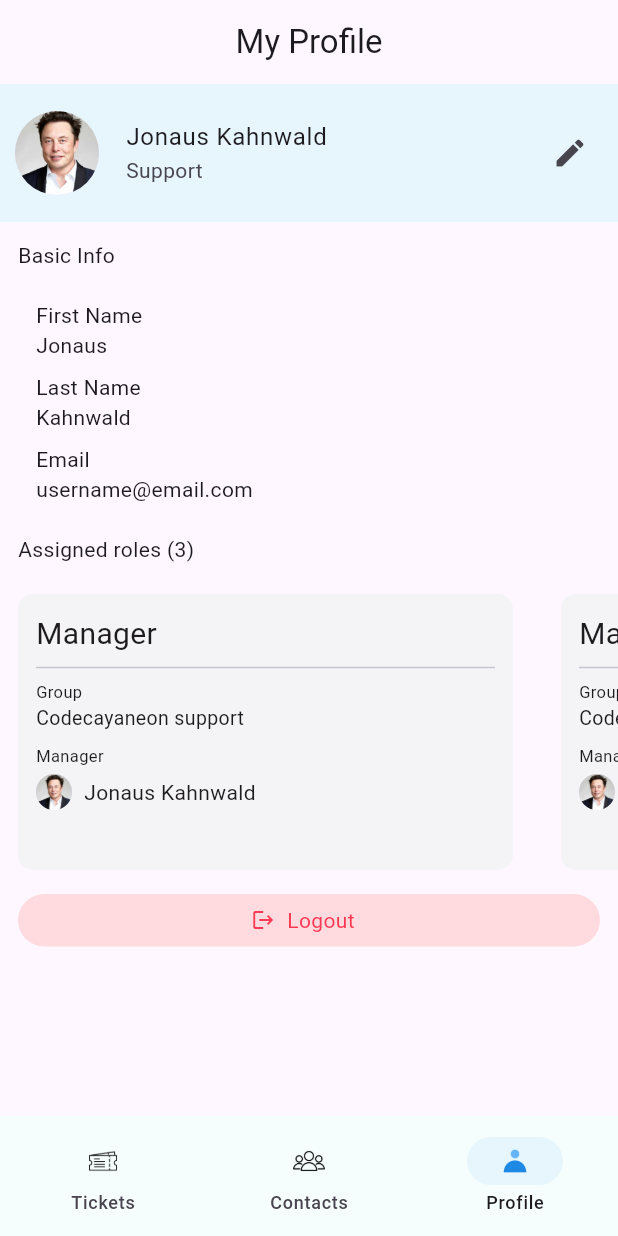
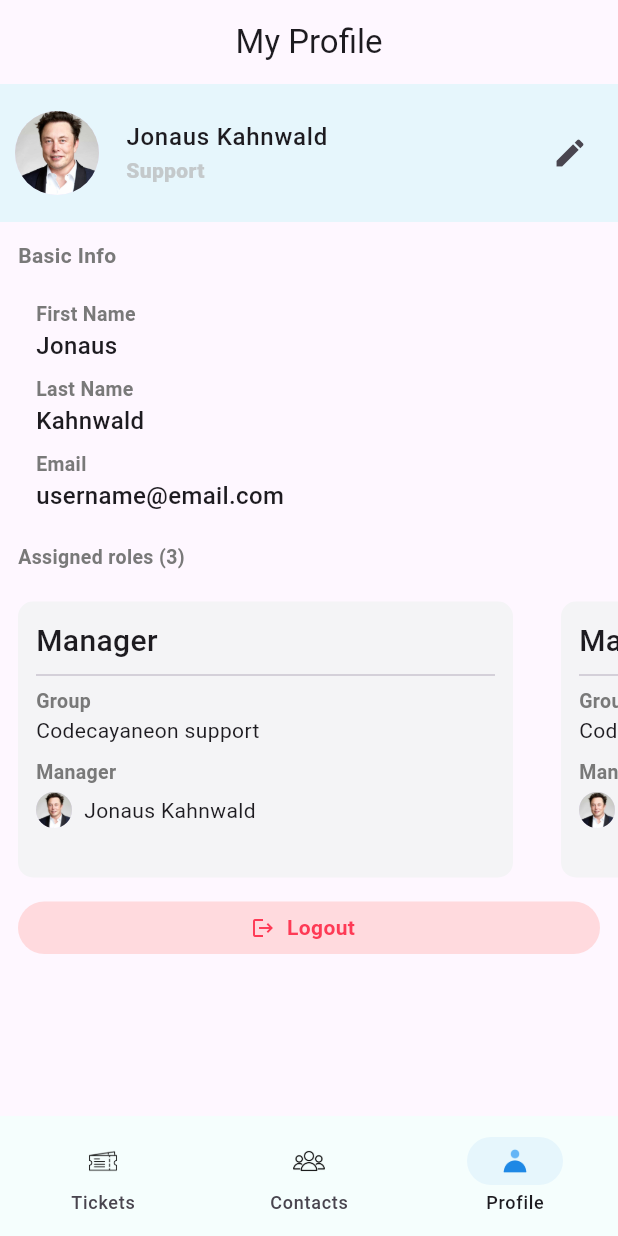
Before and after one commit to rakibk55w/M360ICT_ticket, a Flutter app: the screen it shows after launch, item 3 of the bottom bar chosen, after a tap on the "edit" icon, on a phone screen of 412 x 824 dp. Run offline on Flutter 3.47's test engine with Material 3 defaults, Android fonts, the phone set to English and light mode, and no system bars; our stand-ins replace get.

Commit message:
Completed UI section of the app

```diff
--- a/lib/common/utils/colors.dart
+++ b/lib/common/utils/colors.dart
@@ -51,6 +51,27 @@ class AppColors{
   /// - Logout text color
   static const Color logoutTextColor = Color(0xFFFE3A55);
 
+  /// - Ticket ID text color
+  static const Color idTextColor = Color(0xFFBBBBBB);
+
+  /// - Ticket name text color
+  static const Color ticketNameTextColor = Color(0xFF797979);
+
+  /// - Ticket priority text color
+  static const Color ticketPriorityTextColor = Color(0xFF858585);
+
+  /// - Filter options text color
+  static const Color filterOptionsTextColor = Color(0xFF444776);
+
+  /// - Searchbar hint text color
+  static const Color searchbarHintTextColor = Color(0xFF8A8A8B);
+
+  /// - Profile tile role text color
+  static const Color roleTextColor = Color(0xFFC4C9CB);
+
+  /// - Profile info text color
+  static const Color infoTextColor = Color(0xFFBDBDBD);
+
   static const Color error = Color(0xFFD32F2F);
   static const Color success = Color(0xFF388E3C);
   static const Color warning = Color(0xFFF57C00);
--- a/lib/common/widgets/appbar.dart
+++ b/lib/common/widgets/appbar.dart
@@ -26,8 +26,8 @@ class CustomAppbar extends StatelessWidget implements PreferredSizeWidget {
               onPressed: () => Get.back(),
               icon: Image.asset(
                 'assets/icons/close.png',
-                height: 16,
-                width: 16,
+                height: 13,
+                width: 13,
               ),
             )
           : null,
--- a/lib/common/widgets/searchbar.dart
+++ b/lib/common/widgets/searchbar.dart
@@ -15,6 +15,7 @@ class CustomSearchbar extends StatelessWidget {
         contentPadding: const EdgeInsets.symmetric(horizontal: 6),
         prefixIcon: const Icon(Icons.search),
         hintText: hintText,
+        hintStyle: const TextStyle(color: AppColors.searchbarHintTextColor, fontWeight: FontWeight.w500),
         border: OutlineInputBorder(
           borderRadius: BorderRadius.circular(30),
           borderSide: BorderSide.none,
--- a/lib/common/widgets/summary_dashboard.dart
+++ b/lib/common/widgets/summary_dashboard.dart
@@ -1,5 +1,6 @@
 import 'package:flutter/material.dart';
 import 'package:get/get.dart';
+import 'package:m360ict/common/utils/colors.dart';
 import 'package:m360ict/features/tickets/screens/filter_screen.dart';
 
 class SummaryDashboard extends StatelessWidget {
@@ -21,7 +22,7 @@ class SummaryDashboard extends StatelessWidget {
       child: Row(
         mainAxisAlignment: MainAxisAlignment.spaceBetween,
         children: [
-          Text(dashboardText),
+          Text(dashboardText, style: const TextStyle(color: AppColors.ticketNameTextColor, fontWeight: FontWeight.w500, fontSize: 13)),
           showFilter
               ? IconButton(
                   onPressed: () => Get.to(() => const FilterScreen()),
--- a/lib/features/contacts/screens/contacts_screen.dart
+++ b/lib/features/contacts/screens/contacts_screen.dart
@@ -38,7 +38,7 @@ class ContactsScreen extends StatelessWidget {
                 separatorBuilder: (context, index) => const SizedBox(height: 10),
                 itemBuilder: (context, index) => const ContactCard(
                   contactImage: 'assets/images/elon_musk.jpg',
-                  contactName: 'Elon Musk',
+                  contactName: 'Michale Kahnwald',
                   contactEmail: 'michel@email.com',
                   contactPhone: '+12 34 56 78 90',
                   contactAddress: '12A, Lillistrom, Norway',
--- a/lib/features/contacts/screens/widgets/contact_card.dart
+++ b/lib/features/contacts/screens/widgets/contact_card.dart
@@ -39,7 +39,7 @@ class ContactCard extends StatelessWidget {
               const SizedBox(width: 8),
 
               /// - User name
-              Text(contactName),
+              Text(contactName, style: const TextStyle(fontWeight: FontWeight.w500, fontSize: 16)),
               const Spacer(),
 
               /// - More options
@@ -70,7 +70,7 @@ class ContactCard extends StatelessWidget {
             children: [
               const Icon(Icons.email_outlined, size: 15),
               const SizedBox(width: 4),
-              Text(contactEmail),
+              Text(contactEmail, style: const TextStyle(color: AppColors.ticketNameTextColor)),
             ],
           ),
 
@@ -79,7 +79,7 @@ class ContactCard extends StatelessWidget {
             children: [
               const Icon(Icons.wifi_calling_3_outlined, size: 15),
               const SizedBox(width: 4),
-              Text(contactPhone),
+              Text(contactPhone, style: const TextStyle(color: AppColors.ticketNameTextColor)),
             ],
           ),
 
@@ -88,7 +88,7 @@ class ContactCard extends StatelessWidget {
             children: [
               const Icon(Icons.location_on_outlined, size: 15),
               const SizedBox(width: 4),
-              Text(contactAddress ?? 'Not added yet'),
+              Text(contactAddress ?? 'Not added yet', style: const TextStyle(color: AppColors.ticketNameTextColor)),
             ],
           ),
         ],
--- a/lib/features/profile/screens/profile_screen.dart
+++ b/lib/features/profile/screens/profile_screen.dart
@@ -26,7 +26,7 @@ class ProfileScreen extends StatelessWidget {
           /// - Basic info heading text
           Padding(
             padding: const EdgeInsets.all(12.0),
-            child: const Text('Basic Info'),
+            child: const Text('Basic Info', style: TextStyle(color: AppColors.ticketNameTextColor, fontWeight: FontWeight.w600),),
           ),
 
           /// - User details
@@ -35,14 +35,14 @@ class ProfileScreen extends StatelessWidget {
             child: Column(
               crossAxisAlignment: CrossAxisAlignment.start,
               children: [
-                const Text('First Name'),
-                const Text('Jonaus'),
+                const Text('First Name', style: TextStyle(color: AppColors.ticketNameTextColor, fontWeight: FontWeight.w600, fontSize: 13),),
+                const Text('Jonaus', style: TextStyle(fontWeight: FontWeight.w500, fontSize: 16)),
                 const SizedBox(height: 8),
-                const Text('Last Name'),
-                const Text('Kahnwald'),
+                const Text('Last Name', style: TextStyle(color: AppColors.ticketNameTextColor, fontWeight: FontWeight.w600, fontSize: 13)),
+                const Text('Kahnwald', style: TextStyle(fontWeight: FontWeight.w500, fontSize: 16)),
                 const SizedBox(height: 8),
-                const Text('Email'),
-                const Text('username@email.com'),
+                const Text('Email', style: TextStyle(color: AppColors.ticketNameTextColor, fontWeight: FontWeight.w600, fontSize: 13)),
+                const Text('username@email.com', style: TextStyle(fontWeight: FontWeight.w500, fontSize: 16)),
               ],
             ),
           ),
@@ -50,7 +50,7 @@ class ProfileScreen extends StatelessWidget {
           /// - Basic info heading text
           Padding(
             padding: const EdgeInsets.all(12.0),
-            child: const Text('Assigned roles (3)'),
+            child: const Text('Assigned roles (3)', style: TextStyle(color: AppColors.ticketNameTextColor, fontWeight: FontWeight.w600, fontSize: 13)),
           ),
 
           /// - List of roles
@@ -89,7 +89,7 @@ class ProfileScreen extends StatelessWidget {
                   children: [
                     const Icon(Icons.logout, size: 16, color: AppColors.logoutTextColor,),
                     const SizedBox(width: 8,),
-                    const Text('Logout', style: TextStyle(color: AppColors.logoutTextColor)),
+                    const Text('Logout', style: TextStyle(color: AppColors.logoutTextColor, fontWeight: FontWeight.w600)),
                   ],
                 ),
               ),
--- a/lib/features/profile/screens/widgets/profile_tile.dart
+++ b/lib/features/profile/screens/widgets/profile_tile.dart
@@ -16,15 +16,15 @@ class ProfileTile extends StatelessWidget {
   @override
   Widget build(BuildContext context) {
     return ListTile(
-      title: Text(profileName),
-      subtitle: Text(profileRole),
+      title: Text(profileName, style: const TextStyle(fontWeight: FontWeight.w500, fontSize: 16)),
+      subtitle: Text(profileRole, style: const TextStyle(color: AppColors.roleTextColor, fontWeight: FontWeight.w800),),
       leading: CircleAvatar(
         radius: 30,
         backgroundImage: AssetImage(profileImage),
       ),
-      trailing: IconButton(onPressed: () {}, icon: Icon(Icons.edit)),
+      trailing: IconButton(onPressed: () {}, icon: const Icon(Icons.edit)),
       tileColor: AppColors.profileTileColor,
-      contentPadding: EdgeInsets.symmetric(vertical: 10, horizontal: 8),
+      contentPadding: const EdgeInsets.symmetric(vertical: 10, horizontal: 8),
     );
   }
 }
--- a/lib/features/profile/screens/widgets/user_role_card.dart
+++ b/lib/features/profile/screens/widgets/user_role_card.dart
@@ -31,12 +31,12 @@ class UserRoleCard extends StatelessWidget {
           child: Column(
             crossAxisAlignment: CrossAxisAlignment.start,
             children: [
-              Text(headingRole, style: const TextStyle(fontSize: 20)),
+              Text(headingRole, style: const TextStyle(fontSize: 20, fontWeight: FontWeight.w500)),
               const Divider(),
-              const Text('Group', style: TextStyle(fontSize: 11)),
-              Text(groupName, style: const TextStyle(fontSize: 13)),
+              const Text('Group', style: TextStyle(color: AppColors.ticketNameTextColor, fontWeight: FontWeight.w600, fontSize: 13)),
+              Text(groupName, style: const TextStyle(fontSize: 14, fontWeight: FontWeight.w400)),
               SizedBox(height: 8),
-              const Text('Manager', style: TextStyle(fontSize: 11)),
+              const Text('Manager', style: TextStyle(color: AppColors.ticketNameTextColor, fontWeight: FontWeight.w600, fontSize: 13)),
               const SizedBox(height: 4),
               Row(
                 children: [
@@ -45,7 +45,7 @@ class UserRoleCard extends StatelessWidget {
                     radius: 12,
                   ),
                   const SizedBox(width: 8),
-                  Text(managerName),
+                  Text(managerName, style: const TextStyle(fontSize: 14, fontWeight: FontWeight.w400)),
                 ],
               ),
             ],
--- a/lib/features/tickets/screens/filter_screen.dart
+++ b/lib/features/tickets/screens/filter_screen.dart
@@ -21,7 +21,7 @@ class FilterScreen extends StatelessWidget {
     return Scaffold(
       /// - Appbar
       appBar: CustomAppbar(
-        title: const Text('Filters', style: TextStyle(fontSize: 16)),
+        title: const Text('Filters', style: TextStyle(fontSize: 16, fontWeight: FontWeight.w500)),
         showBackArrow: true,
 
         /// - Apply button
@@ -38,7 +38,7 @@ class FilterScreen extends StatelessWidget {
           crossAxisAlignment: CrossAxisAlignment.start,
           children: [
             /// - Status heading text
-            const Column(children: [Text('Status')]),
+            const Column(children: [Text('Status', style: TextStyle(fontWeight: FontWeight.w500, fontSize: 15))]),
 
             /// - Status options
             FilterStatusOptions(options: options, selectedIndex: selectedIndex),
@@ -49,7 +49,7 @@ class FilterScreen extends StatelessWidget {
             const SizedBox(height: 8),
 
             /// - Tags heading text
-            const Text('Tags'),
+            const Text('Tags', style: TextStyle(fontWeight: FontWeight.w500, fontSize: 14)),
             const SizedBox(height: 8),
 
             /// - Search bar
--- a/lib/features/tickets/screens/tickets_screen.dart
+++ b/lib/features/tickets/screens/tickets_screen.dart
@@ -10,8 +10,8 @@ class TicketsScreen extends StatelessWidget {
   @override
   Widget build(BuildContext context) {
     return Scaffold(
-      appBar: const CustomAppbar(
-        title: Text('M360ICT'),
+      appBar:  CustomAppbar(
+        title: Text('M360ICT', style: TextStyle(fontWeight: FontWeight.w400)),
         actions: [NotificationWithCounter()],
       ),
       body: SingleChildScrollView(
--- a/lib/features/tickets/screens/widgets/filter_status.dart
+++ b/lib/features/tickets/screens/widgets/filter_status.dart
@@ -26,7 +26,7 @@ class FilterStatus extends StatelessWidget {
             color: chipBackgroundColor,
           ),
           child: Center(
-            child: Text(filterTitle, style: TextStyle(color: chipTextColor)),
+            child: Text(filterTitle, style: TextStyle(color: chipTextColor, fontWeight: FontWeight.w600)),
           ),
         ),
       ],
--- a/lib/features/tickets/screens/widgets/filter_status_options.dart
+++ b/lib/features/tickets/screens/widgets/filter_status_options.dart
@@ -1,4 +1,5 @@
 import 'package:flutter/material.dart';
+import 'package:m360ict/common/utils/colors.dart';
 
 class FilterStatusOptions extends StatelessWidget {
   const FilterStatusOptions({
@@ -22,6 +23,7 @@ class FilterStatusOptions extends StatelessWidget {
               Transform.scale(
                 scale: 0.8,
                 child: Checkbox(
+                  visualDensity: VisualDensity.compact,
                   value: selectedIndex == index,
                   onChanged: (_) {},
                   activeColor: Colors.blue,
@@ -30,8 +32,7 @@ class FilterStatusOptions extends StatelessWidget {
                   ),
                 ),
               ),
-              const SizedBox(width: 4),
-              Text(options[index]),
+              Text(options[index], style: const TextStyle(color: AppColors.filterOptionsTextColor, fontWeight: FontWeight.w400),),
             ],
           ),
         );
--- a/lib/features/tickets/screens/widgets/priority_dropdown.dart
+++ b/lib/features/tickets/screens/widgets/priority_dropdown.dart
@@ -13,7 +13,7 @@ class PriorityDropdown extends StatelessWidget {
     return Column(
       crossAxisAlignment: CrossAxisAlignment.start,
       children: [
-        const Text('Priority'),
+        const Text('Priority', style: TextStyle(fontWeight: FontWeight.w500, fontSize: 14)),
         const SizedBox(height: 8,),
         Container(
           height: 50,
@@ -31,7 +31,7 @@ class PriorityDropdown extends StatelessWidget {
               items: priorityOptions.map((String value) {
                 return DropdownMenuItem<String>(
                   value: value,
-                  child: Text(value),
+                  child: Text(value, style: const TextStyle(fontWeight: FontWeight.w400, fontSize: 15)),
                 );
               }).toList(),
               hint: const Text("Select priority"),
--- a/lib/features/tickets/screens/widgets/priority_status_chip.dart
+++ b/lib/features/tickets/screens/widgets/priority_status_chip.dart
@@ -37,7 +37,7 @@ class PriorityStatusChip extends StatelessWidget {
               shape: BoxShape.circle,
             ),
           ),
-          Text(priorityTitle),
+          Text(priorityTitle, style: const TextStyle(color: AppColors.ticketPriorityTextColor, fontWeight: FontWeight.w500, fontSize: 12)),
         ],
       ),
     );
--- a/lib/features/tickets/screens/widgets/ticket_progress_chip.dart
+++ b/lib/features/tickets/screens/widgets/ticket_progress_chip.dart
@@ -5,7 +5,7 @@ class TicketProgressChip extends StatelessWidget {
   const TicketProgressChip({
     super.key,
     required this.progressTitle,
-    this.isSelected = false,
+    this.isSelected = false
   });
 
   final String progressTitle;
@@ -35,7 +35,7 @@ class TicketProgressChip extends StatelessWidget {
               ? Image.asset('assets/icons/selected.png', height: 16, width: 16)
               : const SizedBox.shrink(),
           isSelected ? const SizedBox(width: 5) : const SizedBox.shrink(),
-          Text(progressTitle),
+          Text(progressTitle, style: const TextStyle(color: AppColors.ticketPriorityTextColor, fontWeight: FontWeight.w500, fontSize: 12)),
         ],
       ),
     );
--- /dev/null
+++ b/lib/features/tickets/screens/widgets/ticket_spam_chip.dart
@@ -0,0 +1,32 @@
+import 'package:flutter/material.dart';
+import 'package:m360ict/common/utils/colors.dart';
+
+class TicketSpamChip extends StatelessWidget {
+  const TicketSpamChip({super.key});
+
+  @override
+  Widget build(BuildContext context) {
+    return Container(
+      padding: const EdgeInsets.symmetric(horizontal: 10),
+      height: 30,
+      decoration: BoxDecoration(
+        border: Border.all(
+          color: AppColors.chipBorderColor.withAlpha((255 * 0.5).toInt()),
+        ),
+        borderRadius: BorderRadius.circular(8),
+        shape: BoxShape.rectangle,
+        color: Colors.white,
+      ),
+      child: const Center(
+        child: Text(
+          'Spam',
+          style: TextStyle(
+            color: AppColors.ticketPriorityTextColor,
+            fontWeight: FontWeight.w500,
+            fontSize: 12,
+          ),
+        ),
+      ),
+    );
+  }
+}
--- a/lib/features/tickets/screens/widgets/ticket_user_detail.dart
+++ b/lib/features/tickets/screens/widgets/ticket_user_detail.dart
@@ -1,4 +1,5 @@
 import 'package:flutter/material.dart';
+import 'package:m360ict/common/utils/colors.dart';
 
 class TicketUserDetail extends StatelessWidget {
   const TicketUserDetail({
@@ -16,7 +17,7 @@ class TicketUserDetail extends StatelessWidget {
   Widget build(BuildContext context) {
     return Row(
       children: [
-        Text(name),
+        Text(name, style: const TextStyle(color: AppColors.ticketNameTextColor, fontWeight: FontWeight.w500, fontSize: 12)),
         const SizedBox(width: 6),
         Container(
           width: 4,
@@ -24,9 +25,9 @@ class TicketUserDetail extends StatelessWidget {
           decoration: BoxDecoration(color: Colors.grey, shape: BoxShape.circle),
         ),
         const SizedBox(width: 6),
-        Text(date),
+        Text(date, style: const TextStyle(color: AppColors.ticketNameTextColor, fontWeight: FontWeight.w500, fontSize: 12)),
         const SizedBox(width: 6),
-        Text(time),
+        Text(time, style: const TextStyle(color: AppColors.ticketNameTextColor, fontWeight: FontWeight.w500, fontSize: 12)),
       ],
     );
   }
--- a/lib/features/tickets/screens/widgets/ticket_view.dart
+++ b/lib/features/tickets/screens/widgets/ticket_view.dart
@@ -4,6 +4,7 @@ import 'package:m360ict/common/utils/device_utility.dart';
 import 'package:m360ict/features/tickets/screens/widgets/filter_status.dart';
 import 'package:m360ict/features/tickets/screens/widgets/priority_status_chip.dart';
 import 'package:m360ict/features/tickets/screens/widgets/ticket_progress_chip.dart';
+import 'package:m360ict/features/tickets/screens/widgets/ticket_spam_chip.dart';
 import 'package:m360ict/features/tickets/screens/widgets/ticket_user_detail.dart';
 
 class TicketView extends StatelessWidget {
@@ -20,25 +21,29 @@ class TicketView extends StatelessWidget {
           borderRadius: BorderRadius.circular(10),
           color: AppColors.ticketColorBg,
         ),
-        child: Column(
+        child: const Column(
           crossAxisAlignment: CrossAxisAlignment.start,
           children: [
             FilterStatus(filterTitle: 'New', chipTextColor: AppColors.chipNew, chipBackgroundColor: AppColors.chipNewBg),
-            const SizedBox(height: 6),
-            const Text('#ID 132198423'),
-            const SizedBox(height: 6),
-            const Text(
-              'Search view, which can display dynamic suggestions, is the focused state of search bar.',
+            SizedBox(height: 6),
+            Text('#ID 132198423', style: TextStyle(color: AppColors.idTextColor, fontWeight: FontWeight.w600, fontSize: 11)),
+            SizedBox(height: 6),
+            Text(
+              'Search view, which can display dynamic suggestions, is the focused state of search bar.', style: TextStyle(
+              fontWeight: FontWeight.w500, fontSize: 13
             ),
-            const SizedBox(height: 6),
-            const TicketUserDetail(name: 'Michale', date: '23 Dec 2023', time: '03:43 PM'),
-            const Divider(),
-            const SizedBox(height: 6),
+            ),
+            SizedBox(height: 6),
+            TicketUserDetail(name: 'Michale', date: '23 Dec 2023', time: '03:43 PM'),
+            Divider(),
+            SizedBox(height: 6),
             Row(
               children: [
                 PriorityStatusChip(priorityTitle: 'Low', priorityDotColor: AppColors.low,),
-                const SizedBox(width: 10),
-                const TicketProgressChip(progressTitle: 'Open',),
+                SizedBox(width: 8),
+                TicketProgressChip(progressTitle: 'Open',),
+                SizedBox(width: 8),
+                TicketSpamChip(),
               ],
             ),
           ],
```
